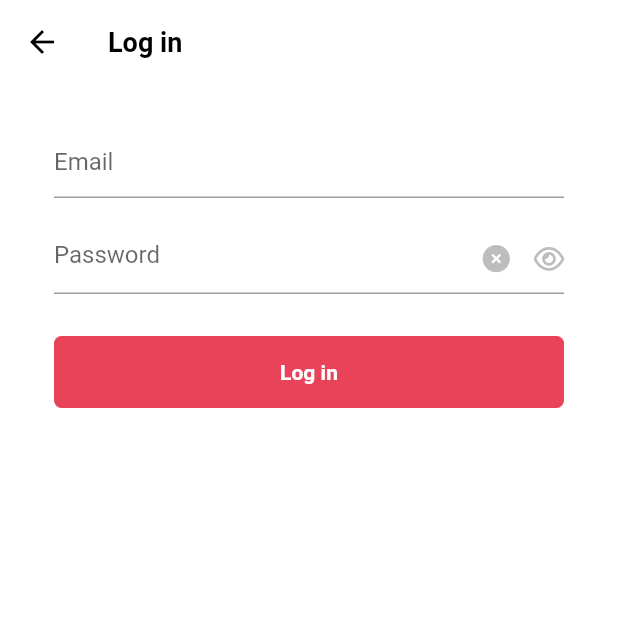
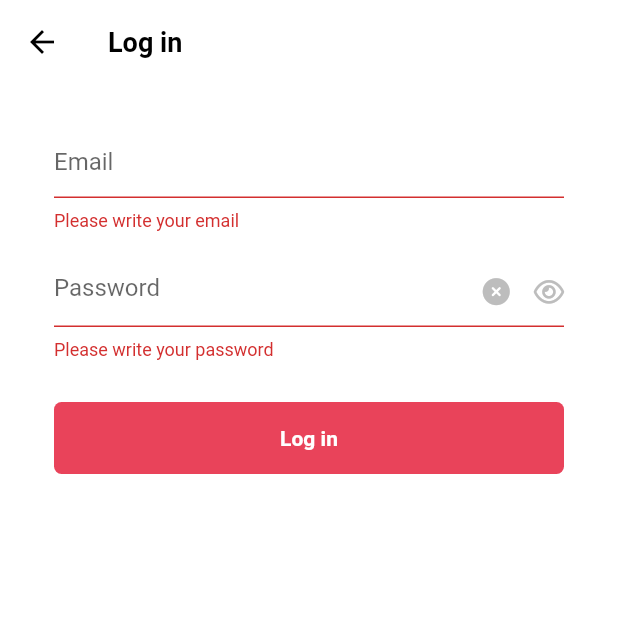
Before and after one commit to techighpark/flutter-tiktok-app, a Flutter app: the LoginFormScreen screen opened directly, after a tap on "Log in", on a phone screen of 412 x 824 dp, the top half of it. Run offline on Flutter 3.47's test engine with Material 2 defaults, Android fonts, the phone set to English and light mode, and no system bars; our stand-ins replace font_awesome_flutter.

```diff
--- a/lib/features/authentication/email_screen.dart
+++ b/lib/features/authentication/email_screen.dart
@@ -19,9 +19,8 @@ class _UsernameScreenState extends State<EmailScreen> {
   void initState() {
     super.initState();
     _emailController.addListener(() {
-      setState(() {
-        _email = _emailController.text;
-      });
+      _email = _emailController.text;
+      setState(() {});
     });
   }
 
--- a/lib/features/authentication/login_form_screen.dart
+++ b/lib/features/authentication/login_form_screen.dart
@@ -3,13 +3,31 @@ import 'package:font_awesome_flutter/font_awesome_flutter.dart';
 import 'package:tiktok_clone/constants/gaps.dart';
 import 'package:tiktok_clone/constants/sizes.dart';
 import 'package:tiktok_clone/features/authentication/widgets/form_button.dart';
+import 'package:tiktok_clone/features/onboarding/interests_screen.dart';
 
-class LoginFormScreen extends StatelessWidget {
-  LoginFormScreen({super.key});
+class LoginFormScreen extends StatefulWidget {
+  const LoginFormScreen({super.key});
 
+  @override
+  State<LoginFormScreen> createState() => _LoginFormScreenState();
+}
+
+class _LoginFormScreenState extends State<LoginFormScreen> {
   final GlobalKey<FormState> _formKey = GlobalKey<FormState>();
   Map<String, String> formData = {};
   bool _obscureText = true;
+  final TextEditingController _passwordController = TextEditingController();
+  String _password = '';
+
+  @override
+  void initState() {
+    super.initState();
+    _passwordController.addListener(() {
+      setState(() {
+        _password = _passwordController.text;
+      });
+    });
+  }
 
   void _onSubmitTap() {
     // if (_formKey.currentState != null) {
@@ -19,19 +37,31 @@ class LoginFormScreen extends StatelessWidget {
       if (_formKey.currentState!.validate()) {
         // onSaved
         _formKey.currentState!.save();
+        Navigator.of(context).push(
+          MaterialPageRoute(builder: (context) => const InterestsScreen()),
+        );
       }
     }
   }
 
-  void _onClearTap() {}
+  void _onClearPasswordTap() {
+    _passwordController.clear();
+  }
 
   void _togglenObscureText() {
     _obscureText = !_obscureText;
+    setState(() {});
+  }
+
+  void _onScaffoldTap() {
+    FocusScope.of(context).unfocus();
   }
 
   @override
   Widget build(BuildContext context) {
-    return Scaffold(
+    return GestureDetector(
+      onTap: _onScaffoldTap,
+      child: Scaffold(
         appBar: AppBar(
           title: const Text('Log in'),
           elevation: 0,
@@ -47,6 +77,9 @@ class LoginFormScreen extends StatelessWidget {
                 Gaps.v28,
                 TextFormField(
                   validator: (value) {
+                    if (value != null && value.isEmpty) {
+                      return "Please write your email";
+                    }
                     return null;
                   },
                   keyboardType: TextInputType.emailAddress,
@@ -66,7 +99,11 @@ class LoginFormScreen extends StatelessWidget {
                 ),
                 Gaps.v16,
                 TextFormField(
+                  controller: _passwordController,
                   validator: (value) {
+                    if (value != null && value.isEmpty) {
+                      return "Please write your password";
+                    }
                     return null;
                   },
                   obscureText: _obscureText,
@@ -75,7 +112,7 @@ class LoginFormScreen extends StatelessWidget {
                       mainAxisSize: MainAxisSize.min,
                       children: [
                         GestureDetector(
-                        onTap: _onClearTap,
+                          onTap: _onClearPasswordTap,
                           child: FaIcon(
                             FontAwesomeIcons.solidCircleXmark,
                             size: Sizes.size16 + Sizes.size2,
@@ -120,6 +157,7 @@ class LoginFormScreen extends StatelessWidget {
             ),
           ),
         ),
+      ),
     );
   }
 }
--- a/lib/features/authentication/login_screen.dart
+++ b/lib/features/authentication/login_screen.dart
@@ -15,7 +15,7 @@ class LoginScreen extends StatelessWidget {
 
   void _onEmailTap(BuildContext context) {
     Navigator.of(context).push(MaterialPageRoute(
-      builder: ((context) => LoginFormScreen()),
+      builder: ((context) => const LoginFormScreen()),
     ));
   }
 
--- a/lib/main.dart
+++ b/lib/main.dart
@@ -1,6 +1,6 @@
 import 'package:flutter/material.dart';
 import 'package:tiktok_clone/constants/sizes.dart';
-import 'package:tiktok_clone/features/authentication/sign_up_screen.dart';
+import 'package:tiktok_clone/features/onboarding/interests_screen.dart';
 
 void main() {
   runApp(const TikTokApp());
@@ -18,6 +18,7 @@ class TikTokApp extends StatelessWidget {
           scaffoldBackgroundColor: Colors.white,
           primaryColor: const Color(0xFFE9435A),
           appBarTheme: const AppBarTheme(
+              elevation: 0,
               backgroundColor: Colors.white,
               foregroundColor: Colors.black,
               titleTextStyle: TextStyle(
@@ -26,6 +27,6 @@ class TikTokApp extends StatelessWidget {
                 color: Colors.black,
               )),
         ),
-        home: const SignUpScreen());
+        home: const InterestsScreen());
   }
 }
```
Also changed, not shown: lib/features/authentication/password_screen.dart (+3 -5 lines), lib/features/onboarding/interests_screen.dart (+138 -1 lines). Lines whose indentation alone changed are shown as unchanged.
